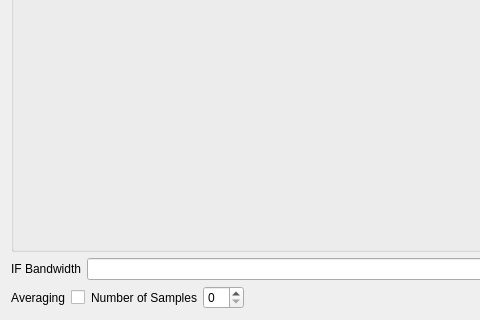
The window that pychamber/app/ui/analyzer_widget.ui (PyChamber/PyChamber) describes before a commit, drawn with Qt 5; both pictures show x 0 to 480 and y 297 to 617 of the 755 by 617 pixel window.
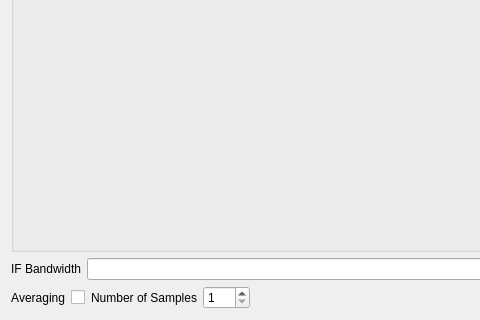
The same window after the commit. Custom widgets are drawn as their Qt base class.

```diff
--- a/pychamber/app/ui/analyzer_widget.ui
+++ b/pychamber/app/ui/analyzer_widget.ui
@@ -199,6 +199,12 @@
          <verstretch>0</verstretch>
         </sizepolicy>
        </property>
+       <property name="minimum">
+        <number>1</number>
+       </property>
+       <property name="maximum">
+        <number>100</number>
+       </property>
       </widget>
      </item>
      <item>
@@ -219,16 +225,16 @@
   </layout>
  </widget>
  <customwidgets>
-  <customwidget>
-   <class>CategoryComboBox</class>
-   <extends>QComboBox</extends>
-   <header>..widgets.category_combobox</header>
-  </customwidget>
   <customwidget>
    <class>FrequencyLineEdit</class>
    <extends>QLineEdit</extends>
    <header>..widgets.frequency_lineedit</header>
   </customwidget>
+  <customwidget>
+   <class>CategoryComboBox</class>
+   <extends>QComboBox</extends>
+   <header>..widgets.category_combobox</header>
+  </customwidget>
   <customwidget>
    <class>Toggle</class>
    <extends>QCheckBox</extends>
```
